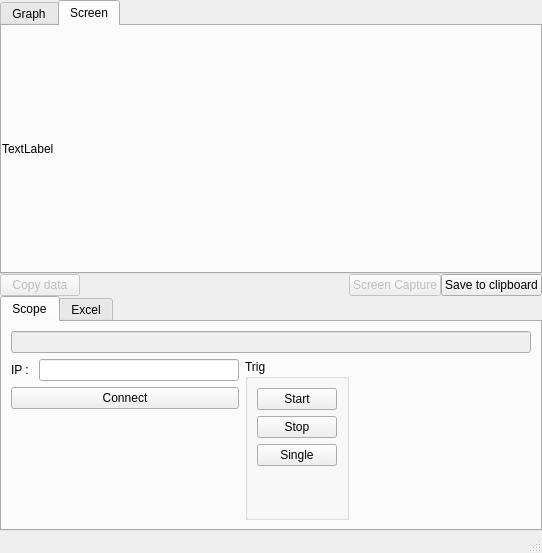
The window that scopeCommanderMain window.ui (le-Bark/ScopeCommander) describes before a commit, drawn with Qt 5.
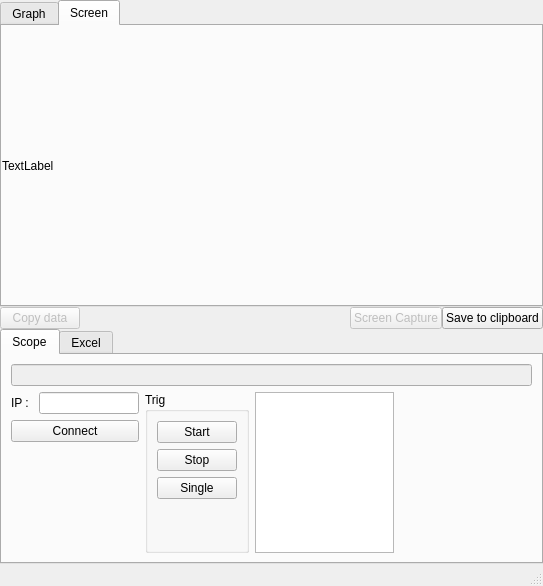
The same window after the commit. The open tabs and pages were chosen to show the change. Custom widgets are drawn as their Qt base class.

Commit message: work on channel table

The edit to the form file:
```diff
--- a/scopeCommanderMain window.ui
+++ b/scopeCommanderMain window.ui
@@ -6,8 +6,8 @@
    <rect>
     <x>0</x>
     <y>0</y>
-    <width>542</width>
-    <height>553</height>
+    <width>543</width>
+    <height>586</height>
    </rect>
   </property>
   <property name="windowTitle">
@@ -199,7 +199,7 @@
          </widget>
         </item>
         <item>
-         <layout class="QHBoxLayout" name="horizontalLayout_2">
+         <layout class="QHBoxLayout" name="horizontalLayout_2" stretch="0,0,1,1">
           <property name="topMargin">
            <number>0</number>
           </property>
@@ -219,18 +219,39 @@
               </item>
               <item>
                <widget class="QLineEdit" name="ipInput">
+                <property name="sizePolicy">
+                 <sizepolicy hsizetype="Fixed" vsizetype="Fixed">
+                  <horstretch>0</horstretch>
+                  <verstretch>0</verstretch>
+                 </sizepolicy>
+                </property>
                 <property name="minimumSize">
                  <size>
-                  <width>200</width>
+                  <width>100</width>
                   <height>0</height>
                  </size>
                 </property>
+                <property name="maximumSize">
+                 <size>
+                  <width>100</width>
+                  <height>16777215</height>
+                 </size>
+                </property>
+                <property name="text">
+                 <string/>
+                </property>
                </widget>
               </item>
              </layout>
             </item>
             <item>
              <widget class="QPushButton" name="connectButton">
+              <property name="sizePolicy">
+               <sizepolicy hsizetype="MinimumExpanding" vsizetype="Fixed">
+                <horstretch>0</horstretch>
+                <verstretch>0</verstretch>
+               </sizepolicy>
+              </property>
               <property name="text">
                <string>Connect</string>
               </property>
@@ -253,6 +274,12 @@
           </item>
           <item>
            <widget class="QGroupBox" name="TrigBox">
+            <property name="sizePolicy">
+             <sizepolicy hsizetype="MinimumExpanding" vsizetype="Preferred">
+              <horstretch>0</horstretch>
+              <verstretch>0</verstretch>
+             </sizepolicy>
+            </property>
             <property name="title">
              <string>Trig</string>
             </property>
@@ -294,6 +321,31 @@
             </layout>
            </widget>
           </item>
+          <item>
+           <widget class="QTableWidget" name="ChannelTable">
+            <property name="sizePolicy">
+             <sizepolicy hsizetype="MinimumExpanding" vsizetype="Ignored">
+              <horstretch>0</horstretch>
+              <verstretch>0</verstretch>
+             </sizepolicy>
+            </property>
+            <property name="minimumSize">
+             <size>
+              <width>100</width>
+              <height>0</height>
+             </size>
+            </property>
+            <property name="maximumSize">
+             <size>
+              <width>500</width>
+              <height>500</height>
+             </size>
+            </property>
+            <property name="tabKeyNavigation">
+             <bool>true</bool>
+            </property>
+           </widget>
+          </item>
           <item>
            <spacer name="horizontalSpacer">
             <property name="orientation">
```
Left out of the diff: 2 changed lines with no effect on the pictures. The commit also changes 3 other files.
